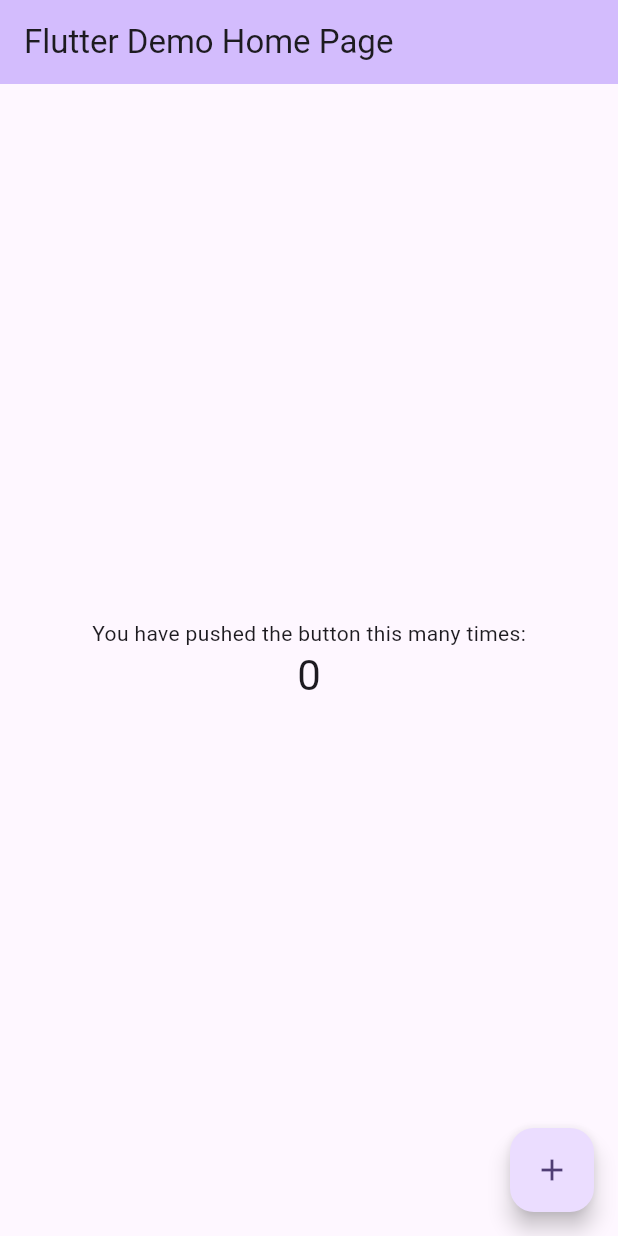
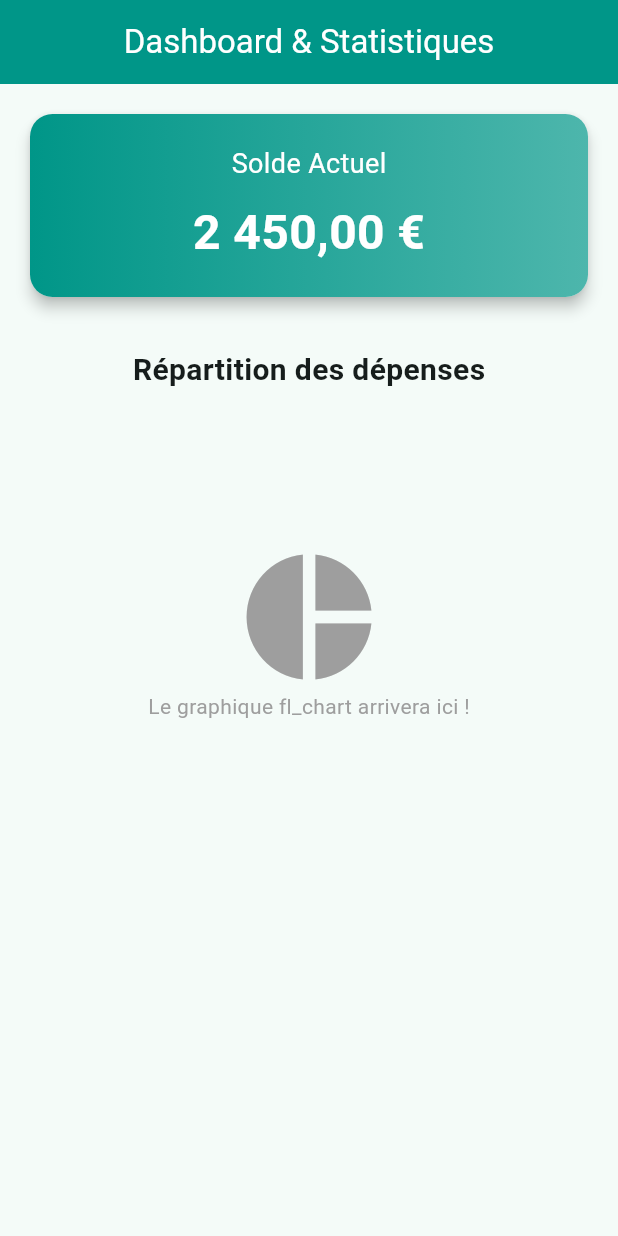
Before and after one commit to Houleye48/gestion_budget_app, a Flutter app: the screen it shows after launch, on a phone screen of 412 x 824 dp. Run offline on Flutter 3.47's test engine with Material 3 defaults, Android fonts, the phone set to English and light mode, and no system bars.

Commit message:
Ajout de la librairie fl_chart pour les stats

```diff
--- a/lib/main.dart
+++ b/lib/main.dart
@@ -1,121 +1,72 @@
 import 'package:flutter/material.dart';
 
 void main() {
-  runApp(const MyApp());
+  runApp(const BudgetApp());
 }
 
-class MyApp extends StatelessWidget {
-  const MyApp({super.key});
+class BudgetApp extends StatelessWidget {
+  const BudgetApp({super.key});
 
-  // This widget is the root of your application.
   @override
   Widget build(BuildContext context) {
     return MaterialApp(
-      title: 'Flutter Demo',
+      title: 'Gestion de Budget',
+      debugShowCheckedModeBanner: false,
       theme: ThemeData(
-        // This is the theme of your application.
-        //
-        // TRY THIS: Try running your application with "flutter run". You'll see
-        // the application has a purple toolbar. Then, without quitting the app,
-        // try changing the seedColor in the colorScheme below to Colors.green
-        // and then invoke "hot reload" (save your changes or press the "hot
-        // reload" button in a Flutter-supported IDE, or press "r" if you used
-        // the command line to start the app).
-        //
-        // Notice that the counter didn't reset back to zero; the application
-        // state is not lost during the reload. To reset the state, use hot
-        // restart instead.
-        //
-        // This works for code too, not just values: Most code changes can be
-        // tested with just a hot reload.
-        colorScheme: .fromSeed(seedColor: Colors.deepPurple),
+        colorScheme: ColorScheme.fromSeed(seedColor: Colors.teal),
+        useMaterial3: true,
       ),
-      home: const MyHomePage(title: 'Flutter Demo Home Page'),
+      home: const StatsPage(),
     );
   }
 }
 
-class MyHomePage extends StatefulWidget {
-  const MyHomePage({super.key, required this.title});
-
-  // This widget is the home page of your application. It is stateful, meaning
-  // that it has a State object (defined below) that contains fields that affect
-  // how it looks.
-
-  // This class is the configuration for the state. It holds the values (in this
-  // case the title) provided by the parent (in this case the App widget) and
-  // used by the build method of the State. Fields in a Widget subclass are
-  // always marked "final".
-
-  final String title;
-
-  @override
-  State<MyHomePage> createState() => _MyHomePageState();
-}
-
-class _MyHomePageState extends State<MyHomePage> {
-  int _counter = 0;
-
-  void _incrementCounter() {
-    setState(() {
-      // This call to setState tells the Flutter framework that something has
-      // changed in this State, which causes it to rerun the build method below
-      // so that the display can reflect the updated values. If we changed
-      // _counter without calling setState(), then the build method would not be
-      // called again, and so nothing would appear to happen.
-      _counter++;
-    });
-  }
+class StatsPage extends StatelessWidget {
+  const StatsPage({super.key});
 
   @override
   Widget build(BuildContext context) {
-    // This method is rerun every time setState is called, for instance as done
-    // by the _incrementCounter method above.
-    //
-    // The Flutter framework has been optimized to make rerunning build methods
-    // fast, so that you can just rebuild anything that needs updating rather
-    // than having to individually change instances of widgets.
     return Scaffold(
       appBar: AppBar(
-        // TRY THIS: Try changing the color here to a specific color (to
-        // Colors.amber, perhaps?) and trigger a hot reload to see the AppBar
-        // change color while the other colors stay the same.
-        backgroundColor: Theme.of(context).colorScheme.inversePrimary,
-        // Here we take the value from the MyHomePage object that was created by
-        // the App.build method, and use it to set our appbar title.
-        title: Text(widget.title),
+        title: const Text("Dashboard & Statistiques"),
+        centerTitle: true,
+        backgroundColor: Colors.teal,
+        foregroundColor: Colors.white,
       ),
-      body: Center(
-        // Center is a layout widget. It takes a single child and positions it
-        // in the middle of the parent.
-        child: Column(
-          // Column is also a layout widget. It takes a list of children and
-          // arranges them vertically. By default, it sizes itself to fit its
-          // children horizontally, and tries to be as tall as its parent.
-          //
-          // Column has various properties to control how it sizes itself and
-          // how it positions its children. Here we use mainAxisAlignment to
-          // center the children vertically; the main axis here is the vertical
-          // axis because Columns are vertical (the cross axis would be
-          // horizontal).
-          //
-          // TRY THIS: Invoke "debug painting" (choose the "Toggle Debug Paint"
-          // action in the IDE, or press "p" in the console), to see the
-          // wireframe for each widget.
-          mainAxisAlignment: .center,
-          children: [
-            const Text('You have pushed the button this many times:'),
-            Text(
-              '$_counter',
-              style: Theme.of(context).textTheme.headlineMedium,
-            ),
-          ],
+      body: SingleChildScrollView(
+        child: Padding(
+          padding: const EdgeInsets.all(16.0),
+          child: Column(
+            children: [
+              // Carte du Solde Total
+              Card(
+                elevation: 4,
+                shape: RoundedRectangleBorder(borderRadius: BorderRadius.circular(15)),
+                child: Container(
+                  width: double.infinity,
+                  padding: const EdgeInsets.all(20),
+                  decoration: BoxDecoration(
+                    borderRadius: BorderRadius.circular(15),
+                    gradient: LinearGradient(colors: [Colors.teal, Colors.teal.shade300]),
+                  ),
+                  child: const Column(
+                    children: [
+                      Text("Solde Actuel", style: TextStyle(color: Colors.white, fontSize: 18)),
+                      SizedBox(height: 10),
+                      Text("2 450,00 €", style: TextStyle(color: Colors.white, fontSize: 32, fontWeight: FontWeight.bold)),
+                    ],
+                  ),
+                ),
+              ),
+              const SizedBox(height: 30),
+              // Emplacement pour le futur graphique
+              const Text("Répartition des dépenses", style: TextStyle(fontSize: 20, fontWeight: FontWeight.bold)),
+              const SizedBox(height: 100),
+              const Icon(Icons.pie_chart, size: 100, color: Colors.grey),
+              const Text("Le graphique fl_chart arrivera ici !", style: TextStyle(color: Colors.grey)),
+            ],
+          ),
         ),
-      ),
-      floatingActionButton: FloatingActionButton(
-        onPressed: _incrementCounter,
-        tooltip: 'Increment',
-        child: const Icon(Icons.add),
       ),
     );
   }
--- a/pubspec.yaml
+++ b/pubspec.yaml
@@ -34,6 +34,7 @@ dependencies:
   # The following adds the Cupertino Icons font to your application.
   # Use with the CupertinoIcons class for iOS style icons.
   cupertino_icons: ^1.0.8
+  fl_chart: ^0.70.0
 
 dev_dependencies:
   flutter_test:
```
